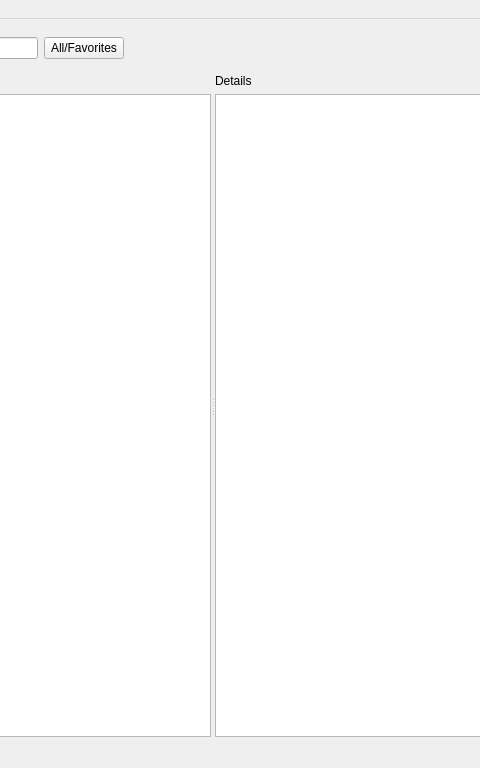
First picture: the form in src/dcmspec_explorer/resources/main_window.ui, repository dwikler/dcmspec-explorer, before the edit; both pictures show x 398 to 878 and y 0 to 768 of the 1400 by 768 pixel window.
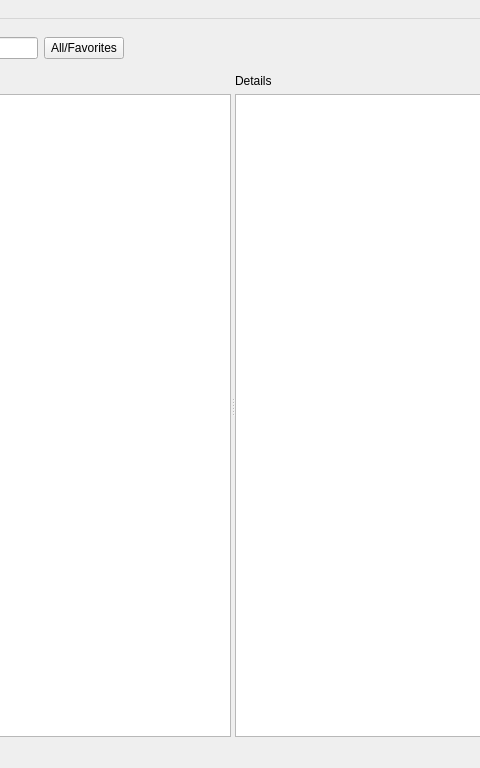
Second picture: the form after the edit.

Commit message:
fix(view): widen iod list pane to fit the status column
- Increase the iod list pane's minimum width

```diff
--- a/src/dcmspec_explorer/resources/main_window.ui
+++ b/src/dcmspec_explorer/resources/main_window.ui
@@ -121,7 +121,7 @@
        </property>
        <property name="minimumSize">
         <size>
-         <width>600</width>
+         <width>620</width>
          <height>0</height>
         </size>
        </property>
```
The commit also changes 1 other file.
